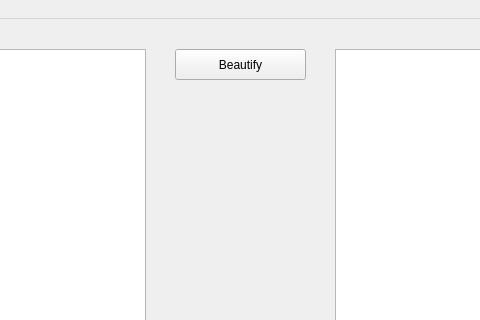
This is json-editor.ui in Allyson-Robert/Json_Formatter as Qt 5 draws it before an edit; both pictures show x 275 to 755 and y 0 to 320 of the 1023 by 821 pixel window. The edited form follows.
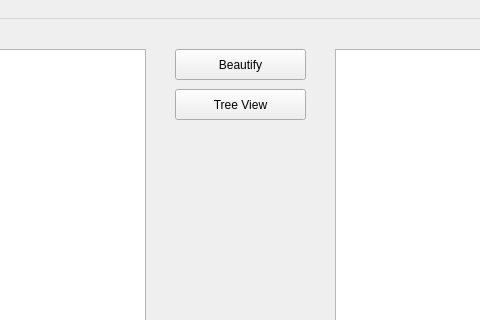
This is the edited form.

Commit message: treeview added, not functional

The edit to the form file:
```diff
--- a/json-editor.ui
+++ b/json-editor.ui
@@ -60,6 +60,29 @@
      </rect>
     </property>
    </widget>
+   <widget class="QTreeView" name="treeView">
+    <property name="geometry">
+     <rect>
+      <x>610</x>
+      <y>30</y>
+      <width>401</width>
+      <height>501</height>
+     </rect>
+    </property>
+   </widget>
+   <widget class="QPushButton" name="tree_button">
+    <property name="geometry">
+     <rect>
+      <x>450</x>
+      <y>70</y>
+      <width>131</width>
+      <height>31</height>
+     </rect>
+    </property>
+    <property name="text">
+     <string>Tree View</string>
+    </property>
+   </widget>
   </widget>
   <widget class="QMenuBar" name="menubar">
    <property name="geometry">
```
The commit also changes 2 other files.
